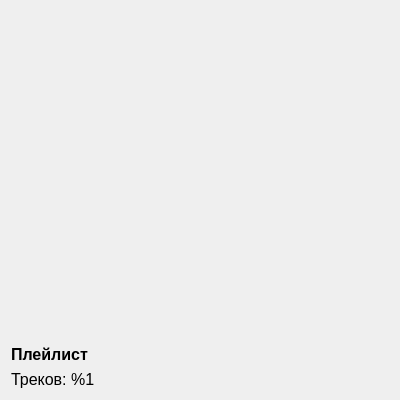
pamugk/deezer-qt-client, file widgets/playlistcard.ui: the form before one commit.
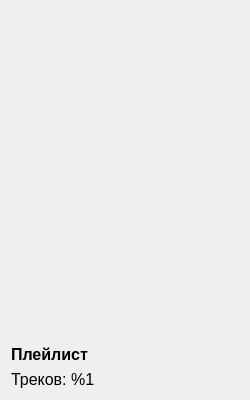
The form after the commit.

The edit to the form file:
```diff
--- a/widgets/playlistcard.ui
+++ b/widgets/playlistcard.ui
@@ -6,10 +6,16 @@
    <rect>
     <x>0</x>
     <y>0</y>
-    <width>400</width>
+    <width>250</width>
     <height>400</height>
    </rect>
   </property>
+  <property name="maximumSize">
+   <size>
+    <width>250</width>
+    <height>16777215</height>
+   </size>
+  </property>
   <property name="font">
    <font>
     <pointsize>12</pointsize>
```
